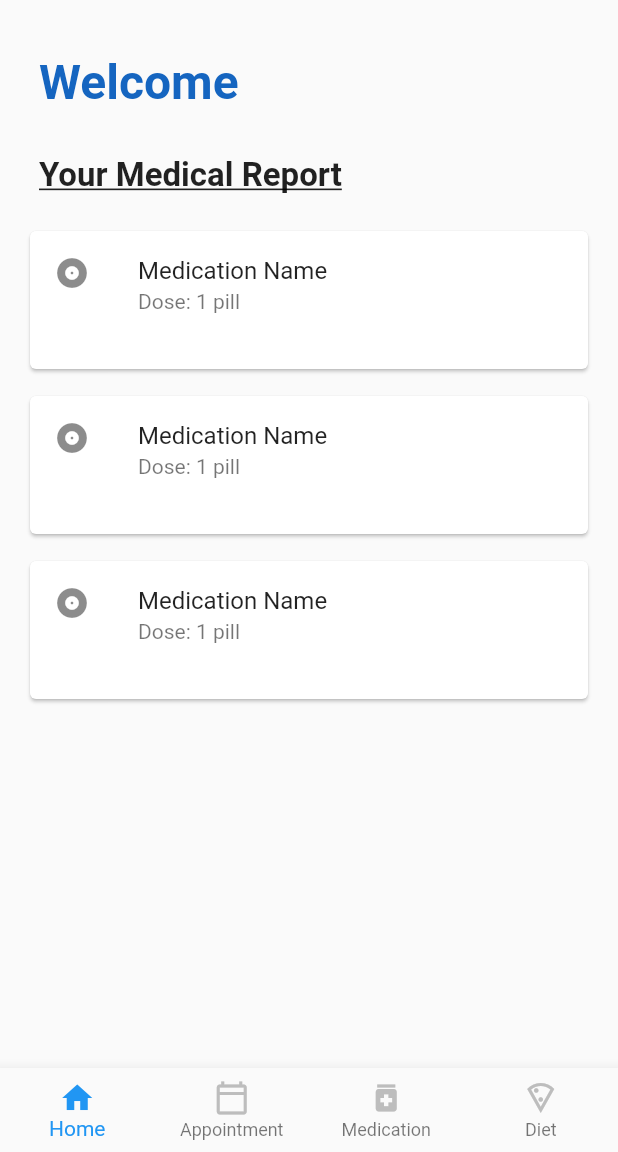
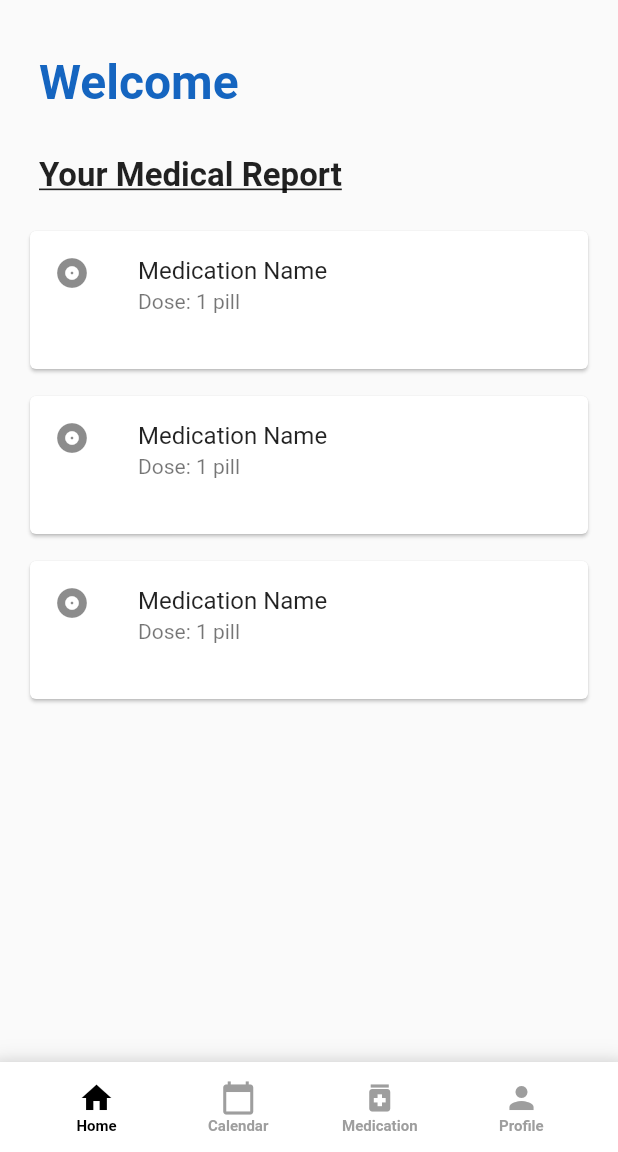
Before and after one commit to navaneethkulal8/hacktofuturehealthcare, a Flutter app: the screen it shows after launch, on a phone screen of 412 x 824 dp, the part 84-1236 px from its top. Run offline on Flutter 3.47's test engine with Material 2 defaults, Android fonts, the phone set to English and light mode, and no system bars; our stand-ins replace firebase_auth; accounts and stored records are empty.

Commit message:
bottom navigation bar imporvement

```diff
--- a/lib/pages/controllerpage.dart
+++ b/lib/pages/controllerpage.dart
@@ -24,38 +24,69 @@ class _ControllerPageState extends State<ControllerPage> {
   Widget build(BuildContext context) {
     return Scaffold(
       body: _pages[_currentIndex],
-      bottomNavigationBar: BottomNavigationBar(
-        type: BottomNavigationBarType.fixed, // Display labels below icons
-        currentIndex: _currentIndex,
-        onTap: (int index) {
+      bottomNavigationBar: BottomAppBar(
+        color: Colors.white,
+        elevation: 8.0,
+        shape: CircularNotchedRectangle(),
+        child: Container(
+          decoration: BoxDecoration(
+            color: Colors.white,
+            boxShadow: [
+              BoxShadow(
+                color: Colors.grey.withOpacity(0.3),
+                blurRadius: 10,
+                spreadRadius: 5,
+                offset: Offset(0, 3),
+              ),
+            ],
+          ),
+          height: 60,
+          child: Row(
+            mainAxisAlignment: MainAxisAlignment.spaceEvenly,
+            children: [
+              buildNavItem(Icons.home, "Home", 0),
+              buildNavItem(Icons.calendar_today, "Calendar", 1),
+              buildNavItem(Icons.medication, "Medication", 2),
+              buildNavItem(Icons.person, "Profile", 3),
+            ],
+          ),
+        ),
+      ),
+    );
+  }
+
+  Widget buildNavItem(IconData icon, String label, int index) {
+    final isSelected = _currentIndex == index;
+
+    return GestureDetector(
+      onTap: () {
         setState(() {
           _currentIndex = index;
         });
       },
-        selectedIconTheme: const IconThemeData(
-          color: Colors.blue,
+      child: Container(
+        width: 60,
+        height: 60,
+        child: Column(
+          mainAxisAlignment: MainAxisAlignment.center,
+          children: [
+            Icon(
+              icon,
+              color: isSelected ? Colors.black : Colors.grey,
             ),
-        unselectedIconTheme: IconThemeData(
-          color: Colors.grey[400],
+            SizedBox(height: 2),
+            Text(
+              label,
+              textAlign: TextAlign.center,
+              style: TextStyle(
+                color: isSelected ? Colors.black : Colors.grey,
+                fontWeight: FontWeight.bold,
+                fontSize: 10, // Adjust the font size
+                height: 1, // Adjust the line height
               ),
-        items: const [
-          BottomNavigationBarItem(
-            icon: Icon(Icons.home),
-            label: 'Home',
-          ),
-          BottomNavigationBarItem(
-            icon: Icon(Icons.calendar_today_outlined),
-            label: 'Appointment',
-          ),
-          BottomNavigationBarItem(
-            icon: Icon(Icons.medication),
-            label: 'Medication',
-          ),
-          BottomNavigationBarItem(
-            icon: Icon(Icons.local_pizza_outlined),
-            label: 'Diet',
             ),
           ],
+        ),
       ),
     );
   }
--- a/pubspec.yaml
+++ b/pubspec.yaml
@@ -33,6 +33,7 @@ dependencies:
   firebase_auth: ^4.7.2
   firebase_core: ^2.15.0
   cloud_firestore: ^4.8.4
+  curved_navigation_bar: ^1.0.3
 
 
   # The following adds the Cupertino Icons font to your application.
```
Also changed, not shown: pubspec.lock. Lines whose indentation alone changed are shown as unchanged.
